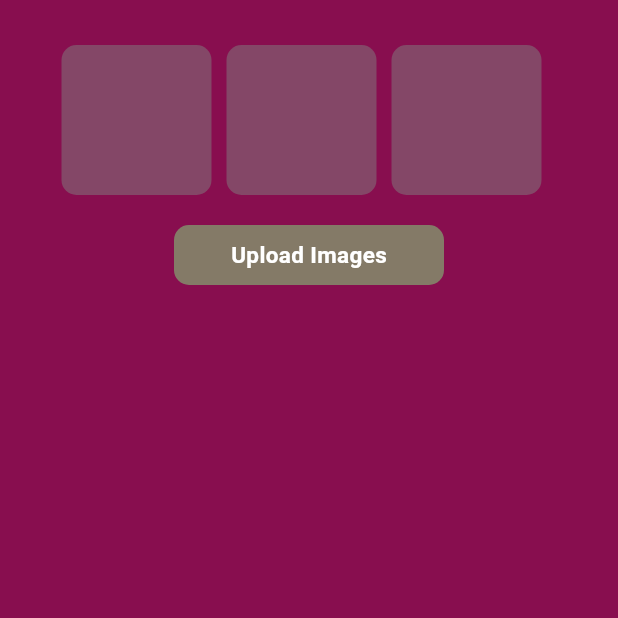
After one commit to ZakariaAlkaldi/flutter_logic, a Flutter app: the UploadMultiImgs screen opened directly, on a phone screen of 412 x 824 dp, the top half of it. The commit adds this screen. Run offline on Flutter 3.47's test engine with Material 3 defaults, Android fonts, the phone set to English and light mode, and no system bars; our stand-ins replace image_picker.

Commit message:
finish the uplaod_images page

```diff
--- a/lib/root.dart
+++ b/lib/root.dart
@@ -4,6 +4,7 @@ import 'package:flutter_logic/screens/multi_selection.dart';
 import 'package:flutter_logic/screens/single_selection.dart';
 import 'package:flutter_logic/screens/toggle_selection.dart';
 import 'package:flutter_logic/screens/upload_image.dart';
+import 'package:flutter_logic/upload_multi_imgs.dart';
 
 class Root extends StatefulWidget {
   const Root({super.key});
@@ -20,6 +21,7 @@ class _RootState extends State<Root> {
     ToggleSelection(),
     MultiSelection(),
     UploadImage(),
+    UploadMultiImgs(),
   ];
   int selectedIndex = 0;
 
--- a/lib/screens/upload_image.dart
+++ b/lib/screens/upload_image.dart
@@ -11,7 +11,7 @@ class UploadImage extends StatefulWidget {
 }
 
 class _UploadImageState extends State<UploadImage> {
-  XFile? SelectedImage;
+  XFile? selectedImage;
 
   Future<void> _uploadImage() async {
     final pickedImage = await ImagePicker().pickImage(
@@ -19,7 +19,7 @@ class _UploadImageState extends State<UploadImage> {
     );
 
     setState(() {
-      SelectedImage = pickedImage;
+      selectedImage = pickedImage;
     });
   }
 
@@ -43,8 +43,8 @@ class _UploadImageState extends State<UploadImage> {
                 ),
                 borderRadius: BorderRadius.circular(10),
               ),
-              child: SelectedImage != null
-                  ? Image.file(File(SelectedImage!.path), fit: BoxFit.cover)
+              child: selectedImage != null
+                  ? Image.file(File(selectedImage!.path), fit: BoxFit.cover)
                   : null,
             ),
             SizedBox(height: 10),
@@ -64,7 +64,7 @@ class _UploadImageState extends State<UploadImage> {
                 ),
                 child: Center(
                   child: Text(
-                    SelectedImage == null ? "Upload Image" : "Change Image",
+                    selectedImage == null ? "Upload Image" : "Change Image",
                     style: TextStyle(
                       color: Colors.white,
                       fontSize: 15,
@@ -75,11 +75,11 @@ class _UploadImageState extends State<UploadImage> {
               ),
             ),
             SizedBox(height: 10),
-            if (SelectedImage != null)
+            if (selectedImage != null)
               GestureDetector(
                 onTap: () {
                   setState(() {
-                    SelectedImage = null;
+                    selectedImage = null;
                   });
                 },
                 child: Container(
@@ -96,7 +96,7 @@ class _UploadImageState extends State<UploadImage> {
                   ),
                   child: Center(
                     child: Text(
-                      SelectedImage == null ? "Upload Image" : "Change Image",
+                      selectedImage == null ? "Upload Image" : "Change Image",
                       style: TextStyle(
                         color: Colors.white,
                         fontSize: 15,
--- /dev/null
+++ b/lib/upload_multi_imgs.dart
@@ -0,0 +1,133 @@
+import 'dart:io';
+
+import 'package:flutter/material.dart';
+import 'package:image_picker/image_picker.dart';
+
+class UploadMultiImgs extends StatefulWidget {
+  const UploadMultiImgs({super.key});
+
+  @override
+  State<UploadMultiImgs> createState() => _UploadMultiImgsState();
+}
+
+class _UploadMultiImgsState extends State<UploadMultiImgs> {
+  List<XFile?> selectedImages = [null, null, null];
+
+  Future<void> _uploadImages() async {
+    List<XFile> pickedImages = await ImagePicker().pickMultiImage(limit: 3);
+
+    for (int i = 0; i < pickedImages.length; i++) {
+      setState(() {
+        selectedImages[i] = i < pickedImages.length ? pickedImages[i] : null;
+      });
+    }
+  }
+
+  @override
+  Widget build(BuildContext context) {
+    return Scaffold(
+      backgroundColor: Colors.pink.shade900,
+
+      body: Center(
+        child: Column(
+          children: [
+            SizedBox(height: 30),
+            SingleChildScrollView(
+              scrollDirection: Axis.horizontal,
+              child: Row(
+                children: List.generate(
+                  selectedImages.length,
+                  (index) => Container(
+                    height: 100,
+                    width: 100,
+                    margin: EdgeInsets.only(right: 10),
+                    decoration: BoxDecoration(
+                      color: Colors.grey.withValues(
+                        red: 0.5,
+                        green: 0.5,
+                        blue: 0.5,
+                        alpha: 0.5,
+                      ),
+                      borderRadius: BorderRadius.circular(10),
+                    ),
+                    child: selectedImages[index] != null
+                        ? Image.file(
+                            File(selectedImages[index]!.path),
+                            fit: BoxFit.cover,
+                          )
+                        : null,
+                  ),
+                ),
+              ),
+            ),
+
+            SizedBox(height: 20),
+            GestureDetector(
+              onTap: _uploadImages,
+              child: Container(
+                height: 40,
+                width: 180,
+                decoration: BoxDecoration(
+                  color: Colors.grey.withValues(
+                    red: 0.5,
+                    green: 0.9,
+                    blue: 0.5,
+                    alpha: 0.5,
+                  ),
+                  borderRadius: BorderRadius.circular(10),
+                ),
+                child: Center(
+                  child: Text(
+                    selectedImages.any((image) => image != null)
+                        ? "Upload More Images"
+                        : "Upload Images",
+                    style: TextStyle(
+                      color: Colors.white,
+                      fontSize: 15,
+                      fontWeight: FontWeight.bold,
+                    ),
+                  ),
+                ),
+              ),
+            ),
+
+            SizedBox(height: 20),
+
+            selectedImages.any((image) => image != null)
+                ? GestureDetector(
+                    onTap: () {
+                      setState(() {
+                        selectedImages = [null, null, null];
+                      });
+                    },
+                    child: Container(
+                      height: 40,
+                      width: 180,
+                      decoration: BoxDecoration(
+                        color: Colors.grey.withValues(
+                          red: 1.7,
+                          green: 0.5,
+                          blue: 0.5,
+                          alpha: 0.5,
+                        ),
+                        borderRadius: BorderRadius.circular(10),
+                      ),
+                      child: Center(
+                        child: Text(
+                          "Remove Images",
+                          style: TextStyle(
+                            color: Colors.white,
+                            fontSize: 15,
+                            fontWeight: FontWeight.bold,
+                          ),
+                        ),
+                      ),
+                    ),
+                  )
+                : SizedBox.shrink(),
+          ],
+        ),
+      ),
+    );
+  }
+}
```
